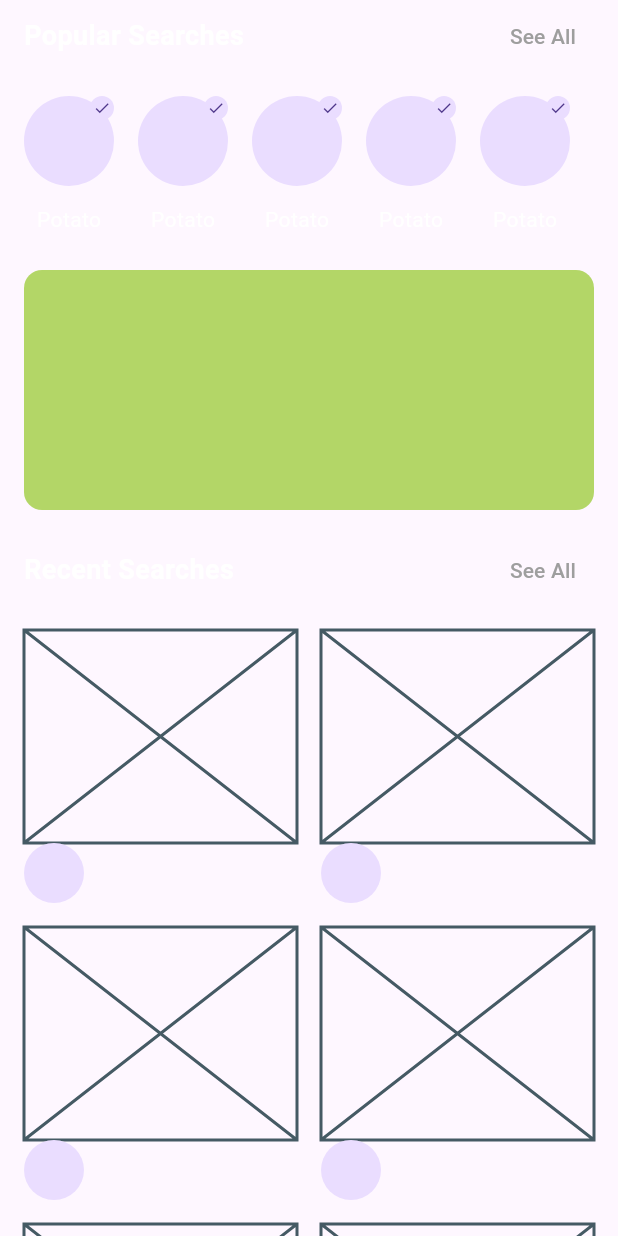
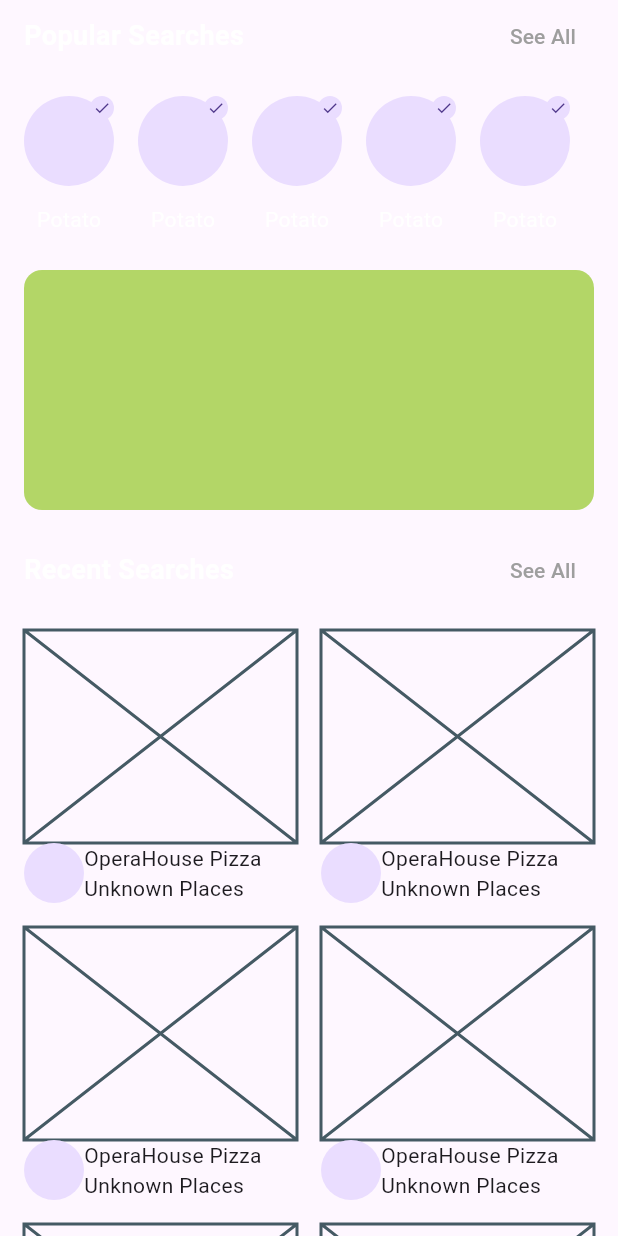
Before and after one commit to JAICHANGPARK/flutter_notebook_chapter_43, a Flutter app: the FoodOrderHomePage widget shown alone on an empty page, opened directly, on a phone screen of 412 x 824 dp. Run offline on Flutter 3.47's test engine with Material 3 defaults, Android fonts, the phone set to English and light mode, and no system bars; our stand-ins replace gap, hugeicons, percent_indicator.

Commit message:
Update food_order_home_page.dart

```diff
--- a/lib/ep2393_food_order_app/ui/home/food_order_home_page.dart
+++ b/lib/ep2393_food_order_app/ui/home/food_order_home_page.dart
@@ -156,7 +156,13 @@ class _FoodOrderHomePageState extends State<FoodOrderHomePage> {
                         CircleAvatar(),
                         Expanded(
                           child: Column(
-                            children: [],
+                            crossAxisAlignment: CrossAxisAlignment.start,
+                            children: [
+                              Text("OperaHouse Pizza"),
+                              Text(
+                                "Unknown Places",
+                              )
+                            ],
                           ),
                         ),
                       ],
```
